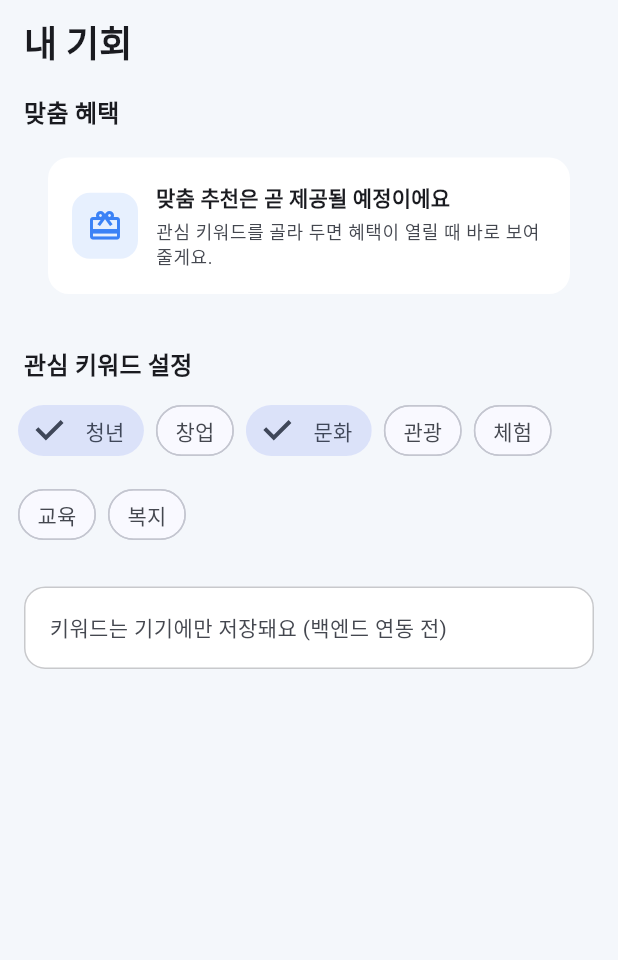
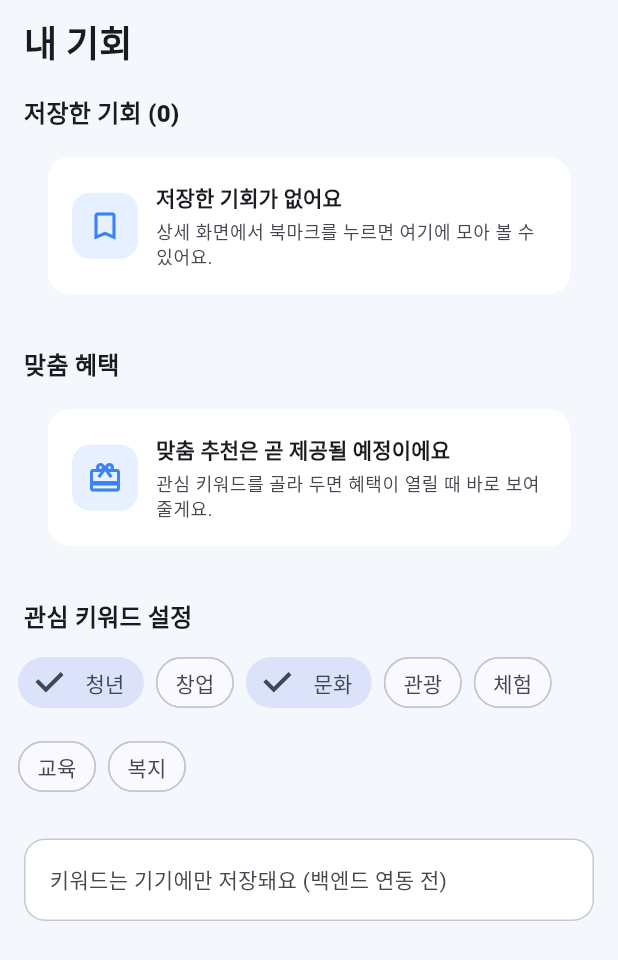
Before and after one commit to Darren83Kim/loond, a Flutter app: the MyChanceTab widget shown alone on an empty page, opened directly, on a phone screen of 412 x 824 dp. Shown: the top 960 px of the screen. Run offline on Flutter 3.47's test engine with Material 3 defaults, Android fonts, the phone set to English and light mode, and no system bars; our stand-ins replace google_mobile_ads, share_plus, shared_preferences, web; accounts and stored records are empty.

Commit message:
feat(ux): show bookmarked opportunities in 내 기회 (R19)
Resolve BookmarkStore ids against the full bundle in MyChanceTab
「저장한 기회」, share one store from MainShell, refresh after detail pop.

```diff
--- a/app/lib/data/bookmark_store.dart
+++ b/app/lib/data/bookmark_store.dart
@@ -12,9 +12,16 @@ class BookmarkStore {
     return _prefs ??= await SharedPreferences.getInstance();
   }
 
+  /// Bookmark ids in save order (oldest first).
+  Future<List<String>> getIdsOrdered() async {
+    final prefs = await _ensure();
+    return List<String>.from(
+      prefs.getStringList(bookmarksKey) ?? const <String>[],
+    );
+  }
+
   Future<Set<String>> getIds() async {
-    final prefs = await _ensure();
-    final list = prefs.getStringList(bookmarksKey) ?? const <String>[];
+    final list = await getIdsOrdered();
     return list.toSet();
   }
 
--- a/app/lib/ui/my_chance_screen.dart
+++ b/app/lib/ui/my_chance_screen.dart
@@ -1,5 +1,6 @@
 import 'package:flutter/material.dart';
 
+import '../data/bookmark_store.dart';
 import 'tabs/my_chance_tab.dart';
 
 /// 하위 호환 — 푸시 라우트용 래퍼 (탭은 [MyChanceTab]).
@@ -12,6 +13,8 @@ class MyChanceScreen extends StatelessWidget {
       appBar: AppBar(title: const Text('내 기회')),
       body: MyChanceTab(
         benefits: const [],
+        allOpportunities: const [],
+        bookmarkStore: BookmarkStore(),
         regionReady: true,
         onOpen: (_) {},
         onRefresh: () async {},
--- a/app/lib/ui/tabs/my_chance_tab.dart
+++ b/app/lib/ui/tabs/my_chance_tab.dart
@@ -1,21 +1,28 @@
 import 'package:flutter/material.dart';
 
+import '../../data/bookmark_store.dart';
 import '../../models/opportunity.dart';
 import '../../theme/app_theme.dart';
 import '../widgets/empty_state.dart';
 import '../widgets/opportunity_card.dart';
 
-/// 내 기회 — 얇은 BENEFIT + 관심 키워드(로컬 상태).
+/// 내 기회 — 저장한 기회 + 얇은 BENEFIT + 관심 키워드(로컬 상태).
 class MyChanceTab extends StatefulWidget {
   const MyChanceTab({
     super.key,
     required this.benefits,
+    required this.allOpportunities,
+    required this.bookmarkStore,
     required this.regionReady,
     required this.onOpen,
     required this.onRefresh,
   });
 
   final List<Opportunity> benefits;
+
+  /// Full bundle list (all types) used to resolve bookmark ids.
+  final List<Opportunity> allOpportunities;
+  final BookmarkStore bookmarkStore;
   final bool regionReady;
   final void Function(Opportunity) onOpen;
   final Future<void> Function() onRefresh;
@@ -28,12 +35,48 @@ class _MyChanceTabState extends State<MyChanceTab> {
   static const _keywords = ['청년', '창업', '문화', '관광', '체험', '교육', '복지'];
   final Set<String> _selected = {'청년', '문화'};
 
+  List<Opportunity> _saved = const [];
+  bool _bookmarksReady = false;
+
+  @override
+  void initState() {
+    super.initState();
+    _reloadBookmarks();
+  }
+
+  @override
+  void didUpdateWidget(covariant MyChanceTab oldWidget) {
+    super.didUpdateWidget(oldWidget);
+    // Parent setState after detail pop / bundle refresh → reload ids.
+    _reloadBookmarks();
+  }
+
+  Future<void> _reloadBookmarks() async {
+    final ids = await widget.bookmarkStore.getIdsOrdered();
+    final byId = {
+      for (final o in widget.allOpportunities) o.id: o,
+    };
+    final resolved = <Opportunity>[];
+    for (final id in ids) {
+      final o = byId[id];
+      if (o != null) resolved.add(o);
+    }
+    if (!mounted) return;
+    setState(() {
+      _saved = resolved;
+      _bookmarksReady = true;
+    });
+  }
+
   @override
   Widget build(BuildContext context) {
     final theme = Theme.of(context);
 
     return RefreshIndicator(
-      onRefresh: widget.onRefresh,
+      onRefresh: () async {
+        await widget.onRefresh();
+        await _reloadBookmarks();
+      },
       child: ListView(
         physics: const AlwaysScrollableScrollPhysics(),
         padding: const EdgeInsets.only(bottom: 88),
@@ -52,6 +95,78 @@ class _MyChanceTabState extends State<MyChanceTab> {
           ),
           Padding(
             padding: const EdgeInsets.fromLTRB(16, 8, 16, 4),
+            child: Text(
+              _bookmarksReady
+                  ? '저장한 기회 (${_saved.length})'
+                  : '저장한 기회',
+              style: theme.textTheme.titleMedium?.copyWith(
+                fontWeight: FontWeight.w800,
+              ),
+            ),
+          ),
+          if (!_bookmarksReady)
+            const Padding(
+              padding: EdgeInsets.symmetric(vertical: 16),
+              child: Center(
+                child: SizedBox(
+                  width: 24,
+                  height: 24,
+                  child: CircularProgressIndicator(strokeWidth: 2),
+                ),
+              ),
+            )
+          else if (_saved.isEmpty)
+            Padding(
+              padding: const EdgeInsets.symmetric(horizontal: 16, vertical: 8),
+              child: Card(
+                child: Padding(
+                  padding: const EdgeInsets.all(16),
+                  child: Row(
+                    children: [
+                      Container(
+                        width: 44,
+                        height: 44,
+                        decoration: BoxDecoration(
+                          color: AppTheme.seed.withValues(alpha: 0.12),
+                          borderRadius: BorderRadius.circular(12),
+                        ),
+                        child: const Icon(
+                          Icons.bookmark_border,
+                          color: AppTheme.seed,
+                        ),
+                      ),
+                      const SizedBox(width: 12),
+                      Expanded(
+                        child: Column(
+                          crossAxisAlignment: CrossAxisAlignment.start,
+                          children: [
+                            Text(
+                              '저장한 기회가 없어요',
+                              style: theme.textTheme.titleSmall?.copyWith(
+                                fontWeight: FontWeight.w700,
+                              ),
+                            ),
+                            const SizedBox(height: 4),
+                            Text(
+                              '상세 화면에서 북마크를 누르면 여기에 모아 볼 수 있어요.',
+                              style: theme.textTheme.bodySmall?.copyWith(
+                                color: theme.colorScheme.onSurfaceVariant,
+                              ),
+                            ),
+                          ],
+                        ),
+                      ),
+                    ],
+                  ),
+                ),
+              ),
+            )
+          else
+            ..._saved.map(
+              (o) => OpportunityCard(item: o, onTap: () => widget.onOpen(o)),
+            ),
+          Padding(
+            padding: const EdgeInsets.fromLTRB(16, 20, 16, 4),
             child: Text(
               '맞춤 혜택',
               style: theme.textTheme.titleMedium?.copyWith(
```
Also changed, not shown: app/lib/ui/main_shell.dart (+12 -1 lines), 3 other files.
